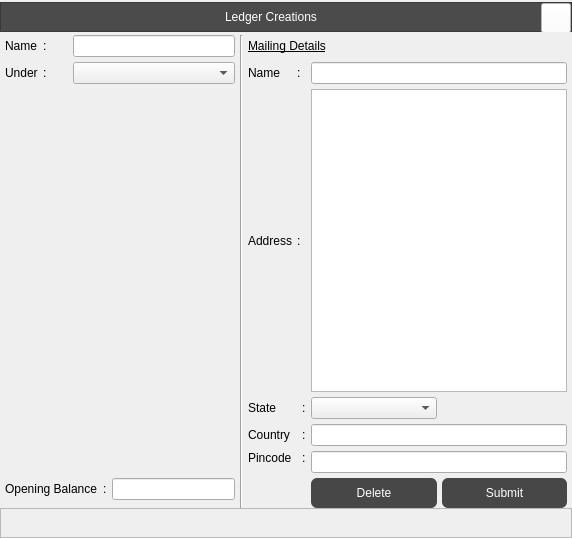
Before: the Qt Designer form Resources/Ui/LedgerUpdate.ui in Darshitjivani/MBAS, drawn with Qt 5.
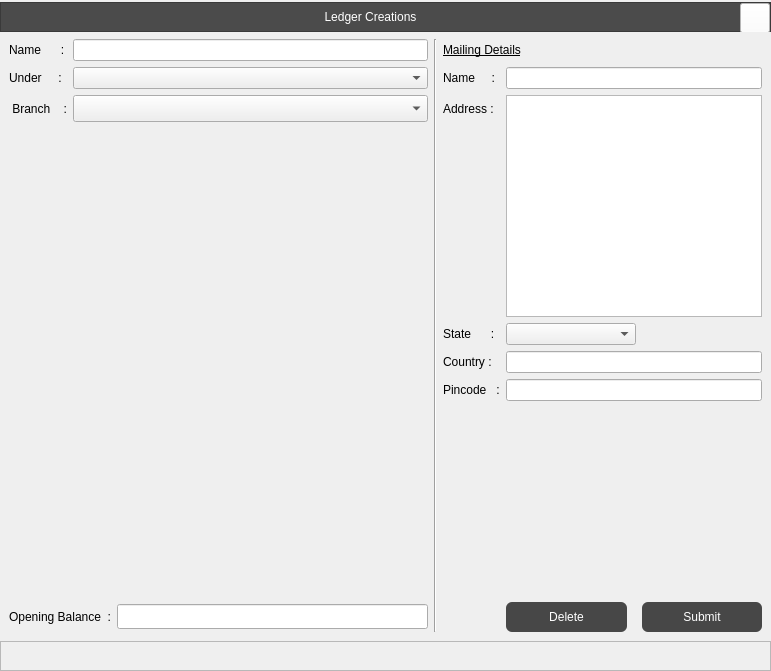
After: the same form once the commit is applied. Icons and pictures are not drawn.

```diff
--- a/Resources/Ui/LedgerUpdate.ui
+++ b/Resources/Ui/LedgerUpdate.ui
@@ -6,10 +6,16 @@
    <rect>
     <x>0</x>
     <y>0</y>
-    <width>572</width>
-    <height>538</height>
+    <width>771</width>
+    <height>671</height>
    </rect>
   </property>
+  <property name="minimumSize">
+   <size>
+    <width>22</width>
+    <height>0</height>
+   </size>
+  </property>
   <property name="windowTitle">
    <string>MainWindow</string>
   </property>
@@ -128,7 +134,29 @@
       </layout>
      </widget>
     </item>
-    <item row="1" column="0">
+    <item row="3" column="0">
+     <widget class="QFrame" name="ffooter">
+      <property name="minimumSize">
+       <size>
+        <width>0</width>
+        <height>30</height>
+       </size>
+      </property>
+      <property name="maximumSize">
+       <size>
+        <width>16777215</width>
+        <height>30</height>
+       </size>
+      </property>
+      <property name="frameShape">
+       <enum>QFrame::StyledPanel</enum>
+      </property>
+      <property name="frameShadow">
+       <enum>QFrame::Raised</enum>
+      </property>
+     </widget>
+    </item>
+    <item row="2" column="0">
      <widget class="QWidget" name="widget" native="true">
       <property name="layoutDirection">
        <enum>Qt::LeftToRight</enum>
@@ -153,38 +181,39 @@
 </string>
       </property>
       <layout class="QGridLayout" name="gridLayout_3">
-       <property name="leftMargin">
-        <number>5</number>
-       </property>
-       <property name="topMargin">
-        <number>5</number>
-       </property>
-       <property name="rightMargin">
-        <number>5</number>
-       </property>
-       <property name="bottomMargin">
-        <number>0</number>
-       </property>
-       <property name="spacing">
-        <number>5</number>
-       </property>
-       <item row="1" column="9" colspan="2">
-        <widget class="QLineEdit" name="leMailingName"/>
-       </item>
-       <item row="6" column="3" rowspan="2">
-        <widget class="QLabel" name="label_18">
+       <item row="0" column="0">
+        <widget class="QLabel" name="label">
          <property name="styleSheet">
-          <string notr="true">font: 75 10pt &quot;MS Shell Dlg 2&quot;;</string>
+          <string notr="true"/>
          </property>
          <property name="text">
-          <string>:</string>
+          <string>Name      :</string>
          </property>
         </widget>
        </item>
-       <item row="1" column="2" colspan="3">
-        <widget class="QComboBox" name="cbUnderGroup"/>
+       <item row="0" column="1" colspan="2">
+        <widget class="QLineEdit" name="leAcName"/>
        </item>
-       <item row="0" column="6" colspan="4">
+       <item row="0" column="3" rowspan="9">
+        <widget class="Line" name="line">
+         <property name="minimumSize">
+          <size>
+           <width>0</width>
+           <height>0</height>
+          </size>
+         </property>
+         <property name="maximumSize">
+          <size>
+           <width>16777215</width>
+           <height>16777215</height>
+          </size>
+         </property>
+         <property name="orientation">
+          <enum>Qt::Vertical</enum>
+         </property>
+        </widget>
+       </item>
+       <item row="0" column="4" colspan="2">
         <widget class="QLabel" name="label_12">
          <property name="styleSheet">
           <string notr="true">
@@ -196,135 +225,165 @@
          </property>
         </widget>
        </item>
-       <item row="1" column="7" colspan="2">
-        <widget class="QLabel" name="label_13">
+       <item row="1" column="0">
+        <widget class="QLabel" name="label_4">
          <property name="styleSheet">
-          <string notr="true">font: 75 10pt &quot;MS Shell Dlg 2&quot;;</string>
-         </property>
-         <property name="text">
-          <string>:</string>
-         </property>
-        </widget>
-       </item>
-       <item row="7" column="10">
-        <widget class="QPushButton" name="pbSubmit">
-         <property name="minimumSize">
-          <size>
-           <width>0</width>
-           <height>30</height>
-          </size>
-         </property>
-         <property name="styleSheet">
           <string notr="true"/>
          </property>
          <property name="text">
-          <string>Submit</string>
+          <string>Under     :</string>
          </property>
         </widget>
        </item>
-       <item row="2" column="9" colspan="2">
-        <widget class="QPlainTextEdit" name="ptAddress"/>
+       <item row="1" column="1" colspan="2">
+        <widget class="QComboBox" name="cbUnderGroup"/>
        </item>
-       <item row="2" column="6">
-        <widget class="QLabel" name="label_6">
-         <property name="styleSheet">
-          <string notr="true"/>
-         </property>
-         <property name="text">
-          <string>Address</string>
-         </property>
-        </widget>
-       </item>
-       <item row="5" column="9" rowspan="2" colspan="2">
-        <widget class="QLineEdit" name="lePincode"/>
-       </item>
-       <item row="1" column="6">
+       <item row="1" column="4">
         <widget class="QLabel" name="label_5">
          <property name="styleSheet">
           <string notr="true"/>
          </property>
          <property name="text">
-          <string>Name</string>
+          <string>Name     :</string>
          </property>
         </widget>
        </item>
-       <item row="0" column="5" rowspan="8">
-        <widget class="Line" name="line">
+       <item row="1" column="5" colspan="3">
+        <widget class="QLineEdit" name="leMailingName"/>
+       </item>
+       <item row="2" column="0">
+        <widget class="QLabel" name="label_2">
          <property name="minimumSize">
           <size>
            <width>0</width>
-           <height>0</height>
+           <height>21</height>
           </size>
          </property>
-         <property name="maximumSize">
+         <property name="text">
+          <string> Branch    :</string>
+         </property>
+        </widget>
+       </item>
+       <item row="2" column="1" colspan="2">
+        <widget class="QComboBox" name="cbUnderBranch">
+         <property name="minimumSize">
           <size>
-           <width>16777215</width>
-           <height>16777215</height>
+           <width>0</width>
+           <height>27</height>
           </size>
+         </property>
+        </widget>
+       </item>
+       <item row="2" column="4">
+        <widget class="QLabel" name="label_6">
+         <property name="styleSheet">
+          <string notr="true"/>
+         </property>
+         <property name="text">
+          <string>Address :</string>
+         </property>
+        </widget>
+       </item>
+       <item row="2" column="5" rowspan="2" colspan="3">
+        <widget class="QPlainTextEdit" name="ptAddress"/>
+       </item>
+       <item row="3" column="2" rowspan="5">
+        <widget class="Line" name="line_2">
+         <property name="styleSheet">
+          <string notr="true">background-color: transparent</string>
          </property>
          <property name="orientation">
           <enum>Qt::Vertical</enum>
          </property>
         </widget>
        </item>
-       <item row="0" column="2" colspan="3">
-        <widget class="QLineEdit" name="leAcName"/>
+       <item row="4" column="4">
+        <widget class="QLabel" name="label_7">
+         <property name="styleSheet">
+          <string notr="true"/>
+         </property>
+         <property name="text">
+          <string>State      :</string>
+         </property>
+        </widget>
        </item>
-       <item row="6" column="0" rowspan="2" colspan="3">
-        <widget class="QLabel" name="label_3">
+       <item row="4" column="5" colspan="2">
+        <widget class="QComboBox" name="cbState"/>
+       </item>
+       <item row="5" column="4">
+        <widget class="QLabel" name="label_8">
          <property name="styleSheet">
           <string notr="true"/>
          </property>
          <property name="text">
-          <string>Opening Balance</string>
+          <string>Country :</string>
          </property>
         </widget>
        </item>
-       <item row="5" column="6" colspan="2">
+       <item row="5" column="5" colspan="3">
+        <widget class="QLineEdit" name="leCountry">
+         <property name="text">
+          <string/>
+         </property>
+        </widget>
+       </item>
+       <item row="6" column="4">
         <widget class="QLabel" name="label_9">
          <property name="styleSheet">
           <string notr="true">font: 10pt &quot;Sitka Text&quot;;
 </string>
          </property>
          <property name="text">
-          <string>Pincode</string>
+          <string>Pincode   :</string>
          </property>
         </widget>
        </item>
-       <item row="3" column="9">
-        <widget class="QComboBox" name="cbState"/>
+       <item row="6" column="5" colspan="3">
+        <widget class="QLineEdit" name="lePincode"/>
        </item>
-       <item row="0" column="0">
-        <widget class="QLabel" name="label">
+       <item row="7" column="6">
+        <widget class="Line" name="line_3">
+         <property name="styleSheet">
+          <string notr="true">background-color:transparent</string>
+         </property>
+         <property name="orientation">
+          <enum>Qt::Vertical</enum>
+         </property>
+        </widget>
+       </item>
+       <item row="8" column="0" colspan="2">
+        <widget class="QLabel" name="label_3">
+         <property name="maximumSize">
+          <size>
+           <width>16777215</width>
+           <height>25</height>
+          </size>
+         </property>
          <property name="styleSheet">
           <string notr="true"/>
          </property>
          <property name="text">
-          <string>Name</string>
+          <string>Opening Balance  :</string>
          </property>
         </widget>
        </item>
-       <item row="2" column="7" colspan="2">
-        <widget class="QLabel" name="label_14">
-         <property name="styleSheet">
-          <string notr="true">font: 75 10pt &quot;MS Shell Dlg 2&quot;;</string>
+       <item row="8" column="2">
+        <widget class="QLineEdit" name="leBalance">
+         <property name="minimumSize">
+          <size>
+           <width>0</width>
+           <height>25</height>
+          </size>
          </property>
-         <property name="text">
-          <string>:</string>
+         <property name="maximumSize">
+          <size>
+           <width>16777215</width>
+           <height>25</height>
+          </size>
          </property>
         </widget>
        </item>
-       <item row="3" column="8">
-        <widget class="QLabel" name="label_15">
-         <property name="styleSheet">
-          <string notr="true">font: 75 10pt &quot;MS Shell Dlg 2&quot;;</string>
-         </property>
-         <property name="text">
-          <string>:</string>
-         </property>
-        </widget>
-       </item>
-       <item row="7" column="9">
+       <item row="8" column="5">
         <widget class="QPushButton" name="pbDelete">
          <property name="minimumSize">
           <size>
@@ -340,111 +399,25 @@
          </property>
         </widget>
        </item>
-       <item row="4" column="6" colspan="2">
-        <widget class="QLabel" name="label_8">
-         <property name="styleSheet">
-          <string notr="true"/>
+       <item row="8" column="7">
+        <widget class="QPushButton" name="pbSubmit">
+         <property name="minimumSize">
+          <size>
+           <width>0</width>
+           <height>30</height>
+          </size>
          </property>
-         <property name="text">
-          <string>Country</string>
-         </property>
-        </widget>
-       </item>
-       <item row="5" column="8">
-        <widget class="QLabel" name="label_17">
          <property name="styleSheet">
-          <string notr="true">font: 75 10pt &quot;MS Shell Dlg 2&quot;;</string>
-         </property>
-         <property name="text">
-          <string>:</string>
-         </property>
-        </widget>
-       </item>
-       <item row="3" column="6">
-        <widget class="QLabel" name="label_7">
-         <property name="styleSheet">
           <string notr="true"/>
          </property>
          <property name="text">
-          <string>State</string>
-         </property>
-        </widget>
-       </item>
-       <item row="4" column="9" colspan="2">
-        <widget class="QLineEdit" name="leCountry">
-         <property name="text">
-          <string/>
-         </property>
-        </widget>
-       </item>
-       <item row="1" column="1">
-        <widget class="QLabel" name="label_10">
-         <property name="styleSheet">
-          <string notr="true">font: 75 10pt &quot;MS Shell Dlg 2&quot;;</string>
-         </property>
-         <property name="text">
-          <string>:</string>
-         </property>
-        </widget>
-       </item>
-       <item row="1" column="0">
-        <widget class="QLabel" name="label_4">
-         <property name="styleSheet">
-          <string notr="true"/>
-         </property>
-         <property name="text">
-          <string>Under</string>
-         </property>
-        </widget>
-       </item>
-       <item row="4" column="8">
-        <widget class="QLabel" name="label_16">
-         <property name="styleSheet">
-          <string notr="true">font: 75 10pt &quot;MS Shell Dlg 2&quot;;</string>
-         </property>
-         <property name="text">
-          <string>:</string>
-         </property>
-        </widget>
-       </item>
-       <item row="6" column="4" rowspan="2">
-        <widget class="QLineEdit" name="leBalance"/>
-       </item>
-       <item row="0" column="1">
-        <widget class="QLabel" name="label_11">
-         <property name="styleSheet">
-          <string notr="true">font: 75 10pt &quot;MS Shell Dlg 2&quot;;</string>
-         </property>
-         <property name="text">
-          <string>:</string>
+          <string>Submit</string>
          </property>
         </widget>
        </item>
       </layout>
      </widget>
     </item>
-    <item row="2" column="0">
-     <widget class="QFrame" name="ffooter">
-      <property name="minimumSize">
-       <size>
-        <width>0</width>
-        <height>30</height>
-       </size>
-      </property>
-      <property name="maximumSize">
-       <size>
-        <width>16777215</width>
-        <height>30</height>
-       </size>
-      </property>
-      <property name="frameShape">
-       <enum>QFrame::StyledPanel</enum>
-      </property>
-      <property name="frameShadow">
-       <enum>QFrame::Raised</enum>
-      </property>
-     </widget>
-    </item>
    </layout>
   </widget>
  </widget>
```
Left out of the diff: 40 changed lines with no effect on the pictures.
